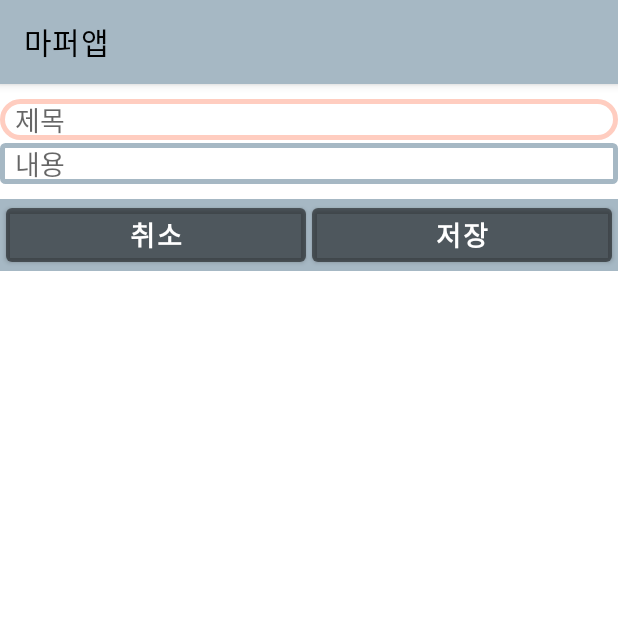
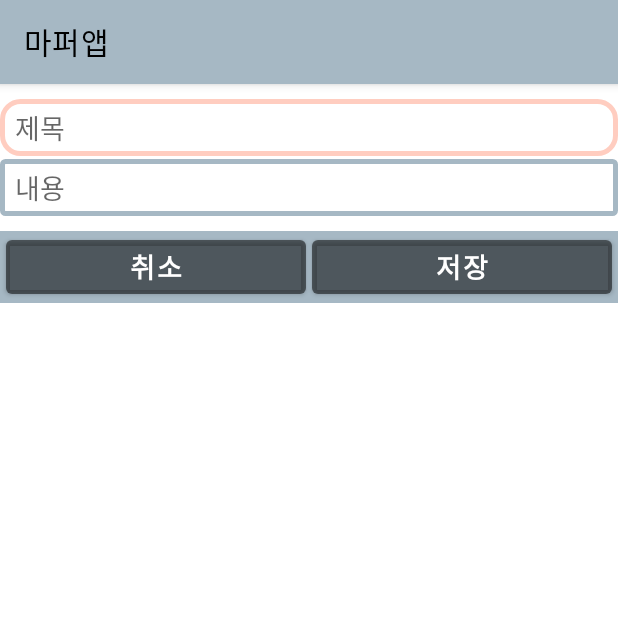
Before and after one commit to Jihyun03/madcamp_android, an Android app: the NewNotepadActivity screen opened directly, with no data from a screen before it, on a phone screen of 412 x 824 dp, the top half of it. Run offline under Robolectric (Android 15) with nearby library versions, the phone set to English and light mode, and no system bars.

Commit message:
0705_jhlee1_apk updated2059

```diff
--- a/app/src/main/res/layout/activity_new_notepad.xml
+++ b/app/src/main/res/layout/activity_new_notepad.xml
@@ -32,6 +32,7 @@
                     android:inputType="textPersonName"
                     android:paddingLeft="10dp"
                     android:paddingRight="10dp"
+                    android:paddingVertical="5dp"
                     android:textColor="#000000"
                     android:layout_marginBottom="2dp"
                     android:privateImeOptions="defaultInputmode=korean"/>
@@ -47,6 +48,7 @@
                     android:inputType="textMultiLine"
                     android:paddingLeft="10dp"
                     android:paddingRight="10dp"
+                    android:paddingVertical="5dp"
                     android:textColor="#000000"
                     android:privateImeOptions="defaultInputmode=korean"/>
 
```
